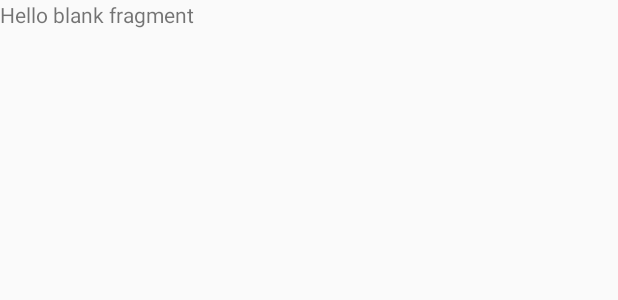
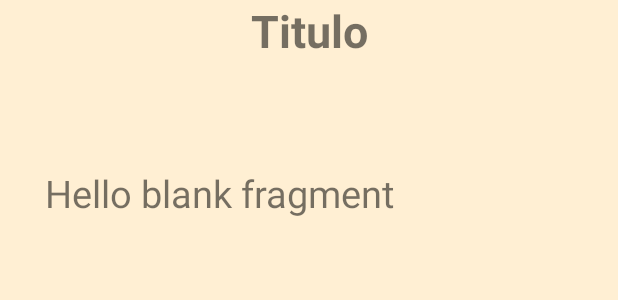
Before and after one commit to PedroDavidDD/NovelHub, an Android app: the layout fragment_read_books.xml on its own in the app's theme, with its tools: preview values and no code run, on a phone screen of 412 x 824 dp. Shown: the top 300 px of the screen. Run offline under Robolectric (Android 15) with nearby library versions, the phone set to English and light mode, and no system bars.

Commit message:
[upd-readBook]
+ Diseño aplicado
+ Extra: Color en boton de "hover" en DetailsBook

```diff
--- a/app/src/main/java/pe/edu/utp/sm2test/Adapters/ListNewsBooksAdapter.kt
+++ b/app/src/main/java/pe/edu/utp/sm2test/Adapters/ListNewsBooksAdapter.kt
@@ -42,7 +42,6 @@ class ListNewsBooksAdapter(val context: Context, var list: MutableList<Books>, v
         holder.date.text = formattedDate.uppercase()
 
         holder.date.setOnClickListener {
-
             val detailsBookFragment = DetailsBookFragment()
             val bundle = Bundle()
             bundle.putInt("idBook", book.id)
--- a/app/src/main/java/pe/edu/utp/sm2test/Fragments/ReadBooksFragment.kt
+++ b/app/src/main/java/pe/edu/utp/sm2test/Fragments/ReadBooksFragment.kt
@@ -12,6 +12,7 @@ import pe.edu.utp.sm2test.R
 
 class ReadBooksFragment : Fragment() {
 
+    private lateinit var readingTitle: TextView
     private lateinit var readingContent: TextView
     override fun onCreateView(
         inflater: LayoutInflater, container: ViewGroup?,
@@ -24,13 +25,14 @@ class ReadBooksFragment : Fragment() {
         val queryInt = arguments?.getInt("idBook")
         // Filtra la lista de libros por título
         val filteredList = BookProvider.booksList.find { it.id == queryInt }
-
+        readingTitle.text = filteredList?.title
         readingContent.text = filteredList?.readingContent;
 
         return rootView
     }
 
     private fun initialComponents(rootView : View) {
+        readingTitle = rootView.findViewById(R.id.tvReadingTitle)
         readingContent = rootView.findViewById(R.id.tvReadingContent)
 
     }
--- a/app/src/main/res/layout/fragment_book_details.xml
+++ b/app/src/main/res/layout/fragment_book_details.xml
@@ -83,7 +83,8 @@
             android:layout_width="150dp"
             android:layout_height="60dp"
             android:layout_marginTop="60dp"
-            android:backgroundTint="@color/black"
+            android:background="@drawable/button_hover"
+            android:focusableInTouchMode="false"
             android:text="LEER"
             android:textColor="@color/white"
             app:layout_constraintEnd_toEndOf="parent"
--- a/app/src/main/res/layout/fragment_read_books.xml
+++ b/app/src/main/res/layout/fragment_read_books.xml
@@ -3,13 +3,46 @@
     xmlns:tools="http://schemas.android.com/tools"
     android:layout_width="match_parent"
     android:layout_height="match_parent"
+    xmlns:app="http://schemas.android.com/apk/res-auto"
     tools:context=".Fragments.ReadBooksFragment">
 
-    <!-- TODO: Update blank fragment layout -->
-    <TextView
-        android:id="@+id/tvReadingContent"
+    <ImageView
+        android:id="@+id/ivPortadaLibro"
         android:layout_width="match_parent"
         android:layout_height="match_parent"
-        android:text="@string/hello_blank_fragment" />
+        android:scaleType="fitXY"
+        android:src="@color/md_theme_readBook" />
+
+    <androidx.constraintlayout.widget.ConstraintLayout
+        android:layout_width="match_parent"
+        android:layout_height="match_parent">
+
+        <TextView
+            android:id="@+id/tvReadingTitle"
+            android:layout_width="347dp"
+            android:layout_height="71dp"
+            android:text="Titulo"
+            android:textStyle="bold"
+            android:gravity="center_horizontal"
+            android:textSize="30dp"
+            app:layout_constraintEnd_toEndOf="parent"
+            app:layout_constraintStart_toStartOf="parent"
+            tools:layout_editor_absoluteY="58dp"
+            tools:ignore="MissingConstraints" />
+
+        <TextView
+            android:id="@+id/tvReadingContent"
+            android:layout_width="349dp"
+            android:layout_height="501dp"
+            android:layout_marginTop="40dp"
+            android:text="@string/hello_blank_fragment"
+            android:textSize="25dp"
+            android:gravity="start|top"
+            app:layout_constraintEnd_toEndOf="parent"
+            app:layout_constraintHorizontal_bias="0.483"
+            app:layout_constraintStart_toStartOf="parent"
+            app:layout_constraintTop_toBottomOf="@+id/tvReadingTitle" />
+
+    </androidx.constraintlayout.widget.ConstraintLayout>
 
 </FrameLayout>
--- a/app/src/main/res/values/colors.xml
+++ b/app/src/main/res/values/colors.xml
@@ -4,6 +4,8 @@
     <color name="seed">#C0001E</color>
     <color name="black">#000</color>
     <color name="white">#fff</color>
+    <color name="md_theme_readBook">#FFEFD3</color>
+    <color name="md_theme_light_inverseOnSurface">#FFEFD3</color>
     <color name="md_theme_light_primary">#FF2E3A</color>
     <color name="md_theme_light_onPrimary">#FFFFFF</color>
     <color name="md_theme_light_primaryContainer">#FFDAD7</color>
@@ -27,7 +29,6 @@
     <color name="md_theme_light_surfaceVariant">#F5DDDB</color>
     <color name="md_theme_light_onSurfaceVariant">#534342</color>
     <color name="md_theme_light_outline">#857371</color>
-    <color name="md_theme_light_inverseOnSurface">#FFEFD3</color>
     <color name="md_theme_light_inverseSurface">#3F2E00</color>
     <color name="md_theme_light_inversePrimary">#FFB3AE</color>
     <color name="md_theme_light_shadow">#000000</color>
```
Also changed, not shown: app/src/main/java/pe/edu/utp/sm2test/Adapters/ListBooksAdapter.kt (+4 -5 lines), app/src/main/java/pe/edu/utp/sm2test/Fragments/DetailsBookFragment.kt (+8 -2 lines), app/src/main/res/drawable/button_hover.xml (added, +22 -0 lines).
